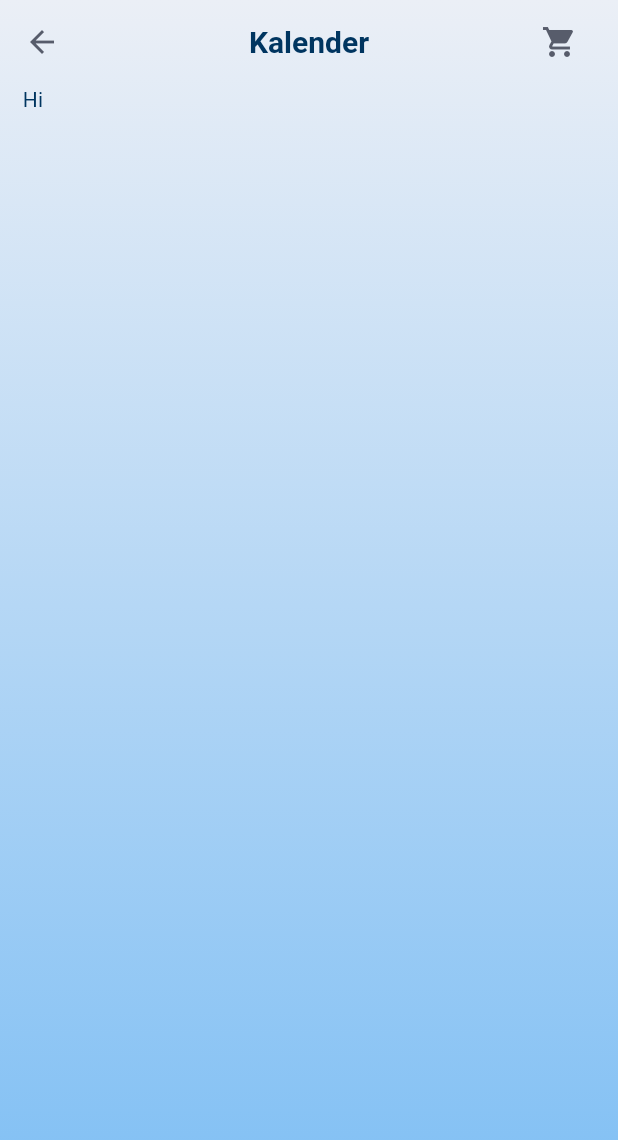
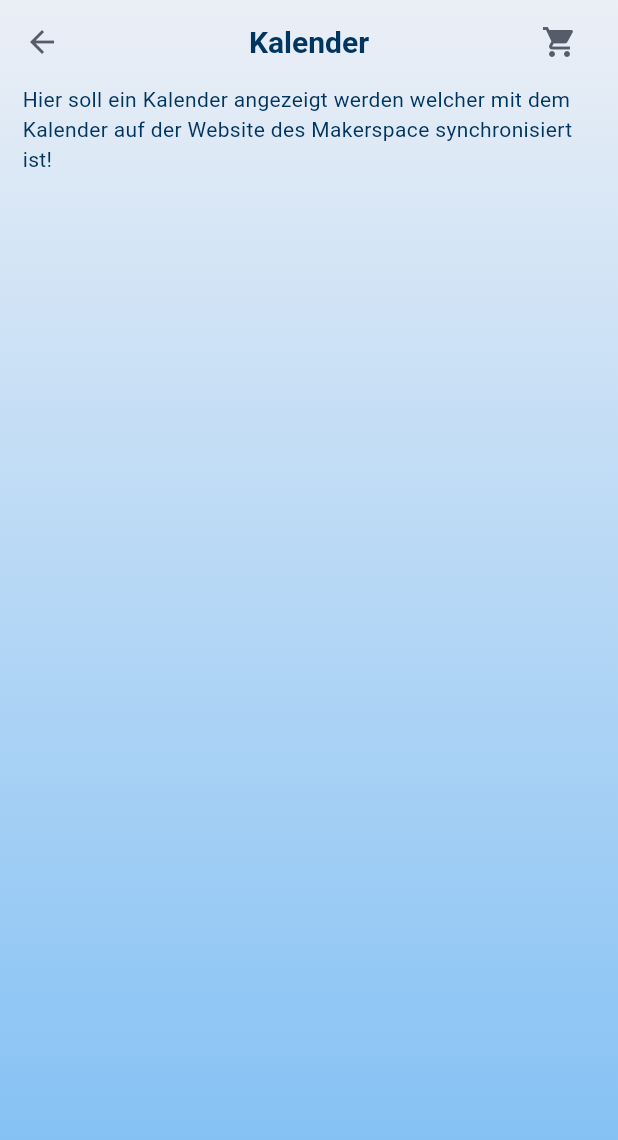
Before and after one commit to Leochrima/flutter_app, a Flutter app: the MenuPage screen opened by its route, after a tap on "Kalender", on a phone screen of 412 x 824 dp. Shown: the top 1140 px of the screen. Run offline on Flutter 3.47's test engine with Material 3 defaults, Android fonts, the phone set to English and light mode, and no system bars; our stand-ins replace font_awesome_flutter.

Commit message:
Cleaned the code a bit

```diff
--- a/lib/pages/calendar.dart
+++ b/lib/pages/calendar.dart
@@ -35,7 +35,8 @@ class Calendar extends StatelessWidget {
         ),
         body: Container(
           padding: EdgeInsets.symmetric(horizontal: 15),
-          child: Text("Hi"),
+          child: Text(
+              "Hier soll ein Kalender angezeigt werden welcher mit dem Kalender auf der Website des Makerspace synchronisiert ist!"),
         ),
       ),
     );
--- a/lib/pages/menu_page.dart
+++ b/lib/pages/menu_page.dart
@@ -1,7 +1,5 @@
 import 'package:flutter/material.dart';
 import 'package:flutter/rendering.dart';
-import 'package:japan_reise/components/button.dart';
-import 'package:japan_reise/components/event_tile.dart';
 import 'package:font_awesome_flutter/font_awesome_flutter.dart';
 import 'package:url_launcher/url_launcher.dart';
 
@@ -15,7 +13,7 @@ class MenuPage extends StatefulWidget {
 final Uri instagramUrl = Uri.parse("https://www.google.com/");
 
 class _MenuPageState extends State<MenuPage> {
-  bool _isDarkMode = false;
+  //bool _isDarkMode = false;
 
   void _launchInstagram() async {
     if (await canLaunchUrl(instagramUrl)) {
@@ -146,164 +144,5 @@ class _MenuPageState extends State<MenuPage> {
         ]),
       ),
     );
-
-    /* Scaffold(
-      backgroundColor: _isDarkMode
-          ? Colors.black
-          : Color.fromARGB(255, 215, 165,
-              187), //when darkmode true ist gibt es black zurück, wenn Dark Mode false ist rosa Farbe
-      appBar: AppBar(
-        title: Text("J A P A N"),
-        centerTitle: true,
-        backgroundColor: Colors.transparent,
-        elevation: 0, //Schatten der Appbar
-        leading: Icon(Icons.menu),
-        actions: [
-          IconButton(
-            onPressed: () {
-              setState(() {
-                _isDarkMode = !_isDarkMode;
-              });
-            },
-            icon: _isDarkMode ? Icon(Icons.light_mode) : Icon(Icons.dark_mode),
-          ),
-          Padding(
-            padding: const EdgeInsets.only(right: 15.0),
-            child: IconButton(
-              icon: Icon(Icons.shopping_cart),
-              onPressed: () => Navigator.pushNamed(context, '/cartpage'),
-            ),
-          )
-        ], //der Button der da automatisch angezeigt wird in der Appar
-      ),
-      body: Column(
-        crossAxisAlignment: CrossAxisAlignment.start,
-        children: [
-          Container(
-            padding: EdgeInsets.all(25),
-            margin: EdgeInsetsDirectional.symmetric(horizontal: 25),
-            decoration: BoxDecoration(
-              color: const Color(0xffffb46c),
-              borderRadius: BorderRadius.circular(20),
-            ),
-            child: Row(
-              mainAxisAlignment: MainAxisAlignment.spaceBetween,
-              children: [
-                Column(
-                  children: [
-                    Text(
-                      "32% Nachlass",
-                      style: TextStyle(
-                        fontSize: 22,
-                      ),
-                    ),
-                    SizedBox(height: 15),
-                    MyButton(mytext: "Buchen", event: () {}),
-                  ],
-                ),
-                Image.asset(
-                  "lib/images/japan1.png",
-                  height: 135,
-                ),
-              ],
-            ),
-          ),
-          SizedBox(height: 15),
-          Padding(
-            padding: const EdgeInsets.symmetric(horizontal: 25.0),
-            child: TextField(
-              decoration: InputDecoration(
-                  hintText: "Suche Event",
-                  enabledBorder: OutlineInputBorder(
-                    borderSide: BorderSide(
-                      color: Colors.white,
-                      width: 2,
-                    ),
-                  ),
-                  border: OutlineInputBorder(
-                    borderSide: BorderSide(
-                      color: Colors.white,
-                    ),
-                  )),
-            ),
-          ),
-          SizedBox(height: 15),
-          Padding(
-            padding: const EdgeInsets.symmetric(horizontal: 25),
-            child: Text(
-              "Events",
-              style: TextStyle(
-                fontSize: 20,
-                fontWeight: FontWeight.bold,
-                color: Colors.white,
-              ),
-            ),
-          ),
-          SizedBox(height: 5),
-          Expanded(
-            //sorgt dafür, dass das Listview Widget den gesamten noch Verfügbaren Raum der Seite ausfüllt
-            child: ListView.builder(
-              itemBuilder: (context, index) => EventList[index],
-              itemCount: EventList.length,
-              scrollDirection: Axis.horizontal,
-            ),
-          ),
-          SizedBox(height: 15),
-          Padding(
-            padding: const EdgeInsets.symmetric(horizontal: 25),
-            child: Text(
-              "Derzeit Beliebt",
-              style: TextStyle(
-                fontSize: 20,
-                fontWeight: FontWeight.bold,
-                color: Colors.white,
-              ),
-            ),
-          ),
-          SizedBox(height: 10),
-          Container(
-            padding: EdgeInsets.all(8),
-            margin: EdgeInsetsDirectional.symmetric(horizontal: 25),
-            decoration: BoxDecoration(
-              color: Color.fromARGB(255, 51, 179, 156),
-              borderRadius: BorderRadius.circular(20),
-            ),
-            child: Row(
-              mainAxisAlignment: MainAxisAlignment.spaceEvenly,
-              children: [
-                Image.asset(
-                  "lib/images/japan2.png",
-                  height: 115,
-                ),
-                SizedBox(width: 10),
-                Column(
-                  crossAxisAlignment: CrossAxisAlignment.start,
-                  children: [
-                    Text(
-                      "Kimono Kultur",
-                      style: TextStyle(
-                        color: Colors.white,
-                        fontWeight: FontWeight.bold,
-                        fontSize: 20,
-                      ),
-                    ),
-                    SizedBox(height: 10),
-                    Text(
-                      "€ 33",
-                      style: TextStyle(
-                        color: Colors.white,
-                        fontWeight: FontWeight.bold,
-                        fontSize: 12,
-                      ),
-                    ),
-                  ],
-                )
-              ],
-            ),
-          ),
-          SizedBox(height: 10),
-        ],
-      ),
-    ); */
   }
 }
```
